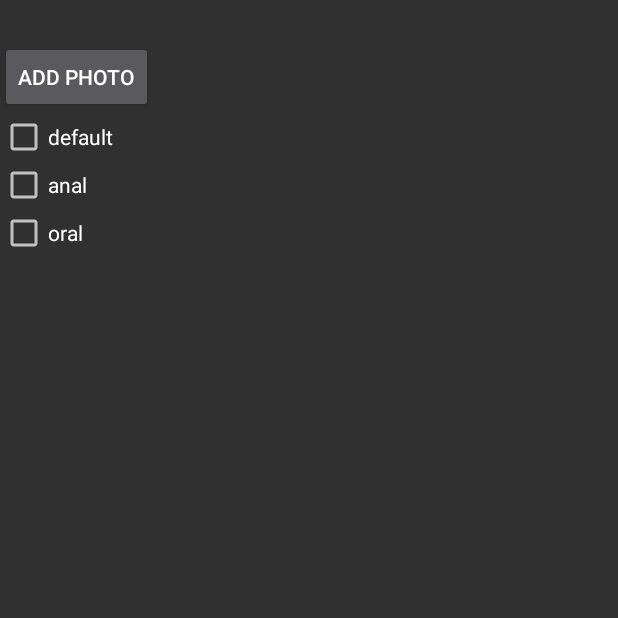
After one commit to ggface/dovvv, an Android app: the PersonFragment screen opened directly, with no data from a screen before it, on a phone screen of 412 x 824 dp, the top half of it. The commit adds this screen. Run offline under Robolectric (Android 15) with nearby library versions, the phone set to English and light mode, and no system bars; our stand-ins replace Picasso; pictures from the network do not load.

Commit message:
открытие фотки

```diff
--- a/app/src/main/java/com/ggface/achivetricks/activities/MainActivity.java
+++ b/app/src/main/java/com/ggface/achivetricks/activities/MainActivity.java
@@ -1,6 +1,7 @@
 package com.ggface.achivetricks.activities;
 
 import android.os.Bundle;
+import android.support.design.widget.FloatingActionButton;
 import android.support.v7.app.AppCompatActivity;
 import android.support.v7.widget.Toolbar;
 import android.view.Menu;
@@ -20,7 +21,7 @@ public class MainActivity extends AppCompatActivity {
         Toolbar pToolbar = (Toolbar) findViewById(R.id.toolbar);
         setSupportActionBar(pToolbar);
 
-        if (savedInstanceState == null) {
+         if (savedInstanceState == null) {
             getSupportFragmentManager()
                     .beginTransaction()
                     .add(R.id.container, new GalleryFragment())
--- a/app/src/main/java/com/ggface/achivetricks/classes/Person.java
+++ b/app/src/main/java/com/ggface/achivetricks/classes/Person.java
@@ -4,9 +4,9 @@ import java.util.Date;
 
 public class Person {
 
-    private String filename;
-    private String name;
-    private boolean oral, anal, traditional;
-    private Date addDate;
+    public String filename;
+    public String name;
+    public boolean oral, anal, traditional;
+    public Date addDate;
 
 }
--- /dev/null
+++ b/app/src/main/java/com/ggface/achivetricks/fragments/PersonFragment.java
@@ -0,0 +1,155 @@
+package com.ggface.achivetricks.fragments;
+
+import android.app.Activity;
+import android.content.Intent;
+import android.net.Uri;
+import android.os.Bundle;
+import android.support.v4.app.Fragment;
+import android.view.LayoutInflater;
+import android.view.View;
+import android.view.ViewGroup;
+import android.widget.Button;
+import android.widget.CheckBox;
+import android.widget.ImageView;
+
+import com.ggface.achivetricks.R;
+import com.ggface.achivetricks.UI;
+import com.ggface.achivetricks.classes.Person;
+import com.ggface.achivetricks.classes.RequestCodes;
+import com.ggface.achivetricks.classes.Tools;
+import com.squareup.picasso.Picasso;
+
+import java.io.File;
+
+/**
+ * A simple {@link Fragment} subclass.
+ * Activities that contain this fragment must implement the
+ * {@link PersonFragment.OnFragmentInteractionListener} interface
+ * to handle interaction events.
+ */
+public class PersonFragment extends Fragment {
+
+    private final View.OnClickListener onClickListener = new View.OnClickListener() {
+        @Override
+        public void onClick(View v) {
+            switch (v.getId()) {
+                case R.id.btnAddPhoto:
+                    Intent intent = new Intent(Intent.ACTION_PICK,
+                            android.provider.MediaStore.Images.Media.EXTERNAL_CONTENT_URI);
+                    startActivityForResult(intent, RequestCodes.RC_BROWSE_PHOTO);
+                    break;
+                case R.id.cbDefault:
+                    person.traditional = ((CheckBox) v).isChecked();
+                    break;
+                case R.id.cbAnal:
+                    person.anal = ((CheckBox) v).isChecked();
+                    break;
+                case R.id.cbOral:
+                    person.oral = ((CheckBox) v).isChecked();
+                    break;
+            }
+        }
+    };
+
+    private OnFragmentInteractionListener mListener;
+    private Person person;
+    private ImageView ivPhoto;
+
+    public PersonFragment() {
+        // Required empty public constructor
+    }
+
+    @Override
+    public void onCreate(Bundle savedInstanceState) {
+        super.onCreate(savedInstanceState);
+        person = new Person();
+    }
+
+    @Override
+    public View onCreateView(LayoutInflater inflater, ViewGroup container,
+                             Bundle savedInstanceState) {
+        return inflater.inflate(R.layout.fragment_person, container, false);
+    }
+
+    @Override
+    public void onViewCreated(View view, Bundle savedInstanceState) {
+        super.onViewCreated(view, savedInstanceState);
+
+        Button btnAddPhoto = (Button) view.findViewById(R.id.btnAddPhoto);
+        CheckBox cbDefault = (CheckBox) view.findViewById(R.id.cbDefault);
+        CheckBox cbAnal = (CheckBox) view.findViewById(R.id.cbAnal);
+        CheckBox cbOral = (CheckBox) view.findViewById(R.id.cbOral);
+        ivPhoto = (ImageView) view.findViewById(R.id.ivPhoto);
+
+        btnAddPhoto.setOnClickListener(onClickListener);
+        cbDefault.setOnClickListener(onClickListener);
+        cbAnal.setOnClickListener(onClickListener);
+        cbOral.setOnClickListener(onClickListener);
+    }
+
+    @Override
+    public void onActivityResult(int requestCode, int resultCode, Intent data) {
+        super.onActivityResult(requestCode, resultCode, data);
+        if (RequestCodes.RC_BROWSE_PHOTO == requestCode && resultCode == Activity.RESULT_OK) {
+
+            if (data == null || data.getData() == null) {
+//                WarningDialog.showInstance(Tools.from(this), b);
+                return;
+            }
+            Uri photo = Tools.getSelectedImage(getActivity(), data.getData());
+            if (photo == null) {
+//                WarningDialog.showInstance(Tools.from(this), b);
+                return;
+            }
+
+            File file = new File(photo.getPath());
+            if (!file.exists()) {
+//                WarningDialog.showInstance(Tools.from(this), b);
+                return;
+            }
+
+            Picasso.with(getActivity())
+                    .load(new File(file.getPath()))
+                    .into(ivPhoto);
+        }
+    }
+
+    // TODO: Rename method, update argument and hook method into UI event
+//    public void onButtonPressed(Uri uri) {
+//        if (mListener != null) {
+//            mListener.onFragmentInteraction(uri);
+//        }
+//    }
+
+//    @Override
+//    public void onAttach(Context context) {
+//        super.onAttach(context);
+//        if (context instanceof OnFragmentInteractionListener) {
+//            mListener = (OnFragmentInteractionListener) context;
+//        } else {
+//            throw new RuntimeException(context.toString()
+//                    + " must implement OnFragmentInteractionListener");
+//        }
+//    }
+//
+//    @Override
+//    public void onDetach() {
+//        super.onDetach();
+//        mListener = null;
+//    }
+
+    /**
+     * This interface must be implemented by activities that contain this
+     * fragment to allow an interaction in this fragment to be communicated
+     * to the activity and potentially other fragments contained in that
+     * activity.
+     * <p/>
+     * See the Android Training lesson <a href=
+     * "http://developer.android.com/training/basics/fragments/communicating.html"
+     * >Communicating with Other Fragments</a> for more information.
+     */
+    public interface OnFragmentInteractionListener {
+        // TODO: Update argument type and name
+        void onFragmentInteraction(Uri uri);
+    }
+}
--- a/app/src/main/res/layout/fragment_person.xml
+++ b/app/src/main/res/layout/fragment_person.xml
@@ -1,9 +1,58 @@
 <RelativeLayout xmlns:android="http://schemas.android.com/apk/res/android"
-    xmlns:tools="http://schemas.android.com/tools" android:layout_width="match_parent"
-    android:layout_height="match_parent" android:paddingLeft="@dimen/activity_horizontal_margin"
-    android:paddingRight="@dimen/activity_horizontal_margin"
-    android:paddingTop="@dimen/activity_vertical_margin"
-    android:paddingBottom="@dimen/activity_vertical_margin"
-    tools:context="com.ggface.achivetricks.activities.PersonActivity$PlaceholderFragment">
+    xmlns:tools="http://schemas.android.com/tools"
+    android:layout_width="match_parent"
+    android:layout_height="match_parent"
+    tools:context="com.ggface.achivetricks.fragments.PersonFragment">
+
+    <!-- TODO: Update blank fragment layout -->
+    <ImageView
+        android:layout_width="match_parent"
+        android:layout_height="match_parent"
+        android:id="@+id/ivPhoto"
+        android:layout_centerVertical="true" />
+
+    <Button
+        android:layout_width="wrap_content"
+        android:layout_height="wrap_content"
+        android:text="add photo"
+        android:id="@+id/btnAddPhoto"
+        android:layout_gravity="left|top"
+        android:layout_marginTop="27dp"
+        android:layout_alignParentTop="true"
+        android:layout_alignParentLeft="true"
+        android:layout_alignParentStart="true" />
+
+    <CheckBox
+        android:layout_width="wrap_content"
+        android:layout_height="wrap_content"
+        android:text="default"
+        android:id="@+id/cbDefault"
+        android:layout_below="@+id/btnAddPhoto"
+        android:layout_alignRight="@+id/btnAddPhoto"
+        android:layout_alignEnd="@+id/btnAddPhoto"
+        android:layout_alignLeft="@+id/cbOral"
+        android:layout_alignStart="@+id/cbOral" />
+
+    <CheckBox
+        android:layout_width="wrap_content"
+        android:layout_height="wrap_content"
+        android:text="anal"
+        android:id="@+id/cbAnal"
+        android:layout_below="@+id/cbDefault"
+        android:layout_alignParentLeft="true"
+        android:layout_alignParentStart="true"
+        android:layout_alignRight="@+id/btnAddPhoto"
+        android:layout_alignEnd="@+id/btnAddPhoto" />
+
+    <CheckBox
+        android:layout_width="wrap_content"
+        android:layout_height="wrap_content"
+        android:text="oral"
+        android:id="@+id/cbOral"
+        android:layout_below="@+id/cbAnal"
+        android:layout_alignRight="@+id/cbAnal"
+        android:layout_alignEnd="@+id/cbAnal"
+        android:layout_alignParentLeft="true"
+        android:layout_alignParentStart="true" />
 
 </RelativeLayout>
--- a/app/src/main/res/values/strings.xml
+++ b/app/src/main/res/values/strings.xml
@@ -3,4 +3,7 @@
     <string name="hello_world">Hello world!</string>
     <string name="action_settings">Settings</string>
     <string name="title_activity_person">Person</string>
+
+    <!-- TODO: Remove or change this placeholder text -->
+    <string name="hello_blank_fragment">Hello blank fragment</string>
 </resources>
```
Also changed, not shown: app/build.gradle (+5 -3 lines), app/src/main/java/com/ggface/achivetricks/UI.java (+10 -0 lines), app/src/main/java/com/ggface/achivetricks/activities/PersonActivity.java (+2 -16 lines), app/src/main/java/com/ggface/achivetricks/classes/RequestCodes.java (added, +7 -0 lines), app/src/main/java/com/ggface/achivetricks/classes/Tools.java (added, +215 -0 lines), app/src/main/java/com/ggface/achivetricks/fragments/GalleryFragment.java (+18 -1 lines), 1 other file.
